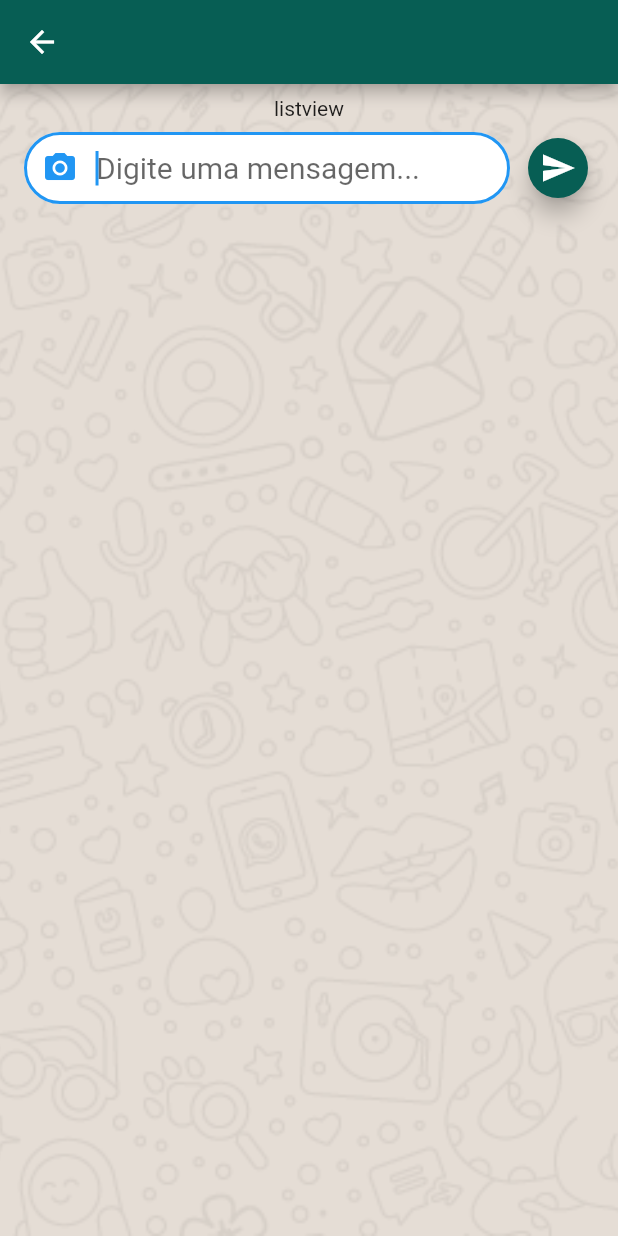
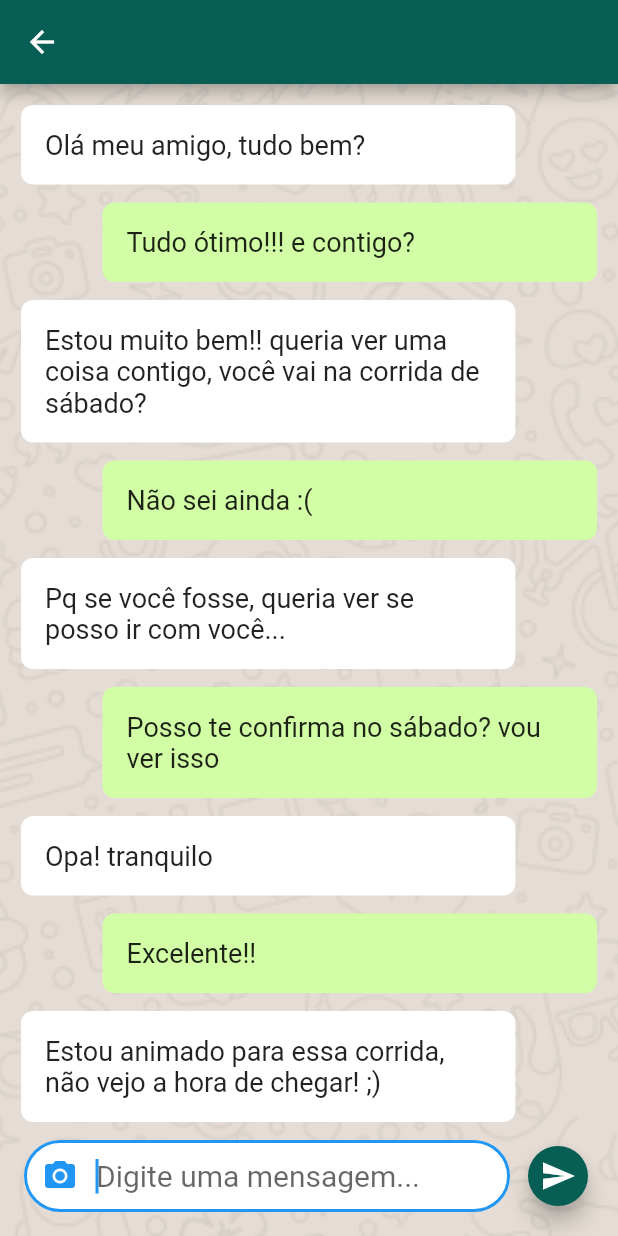
Before and after one commit to felipeabreu86/flutter_whatsapp, a Flutter app: the Mensagens screen opened directly with empty values, on a phone screen of 412 x 824 dp. Run offline on Flutter 3.47's test engine with Material 2 defaults, Android fonts, the phone set to English and light mode, and no system bars; our stand-ins replace cloud_firestore, firebase_auth, firebase_storage, image_picker; accounts and stored records are empty.

Commit message:
Se aplicado, este commit irá melhorar o layout das mensagens

```diff
--- a/lib/mensagens.dart
+++ b/lib/mensagens.dart
@@ -1,5 +1,5 @@
 import 'package:flutter/material.dart';
-import 'model/Usuario.dart';
+import 'model/usuario.dart';
 
 class Mensagens extends StatefulWidget {
   Usuario contato;
@@ -11,6 +11,21 @@ class Mensagens extends StatefulWidget {
 }
 
 class _MensagensState extends State<Mensagens> {
+  List<String> listaMensagens = [
+    "Olá meu amigo, tudo bem?",
+    "Tudo ótimo!!! e contigo?",
+    "Estou muito bem!! queria ver uma coisa contigo, você vai na corrida de sábado?",
+    "Não sei ainda :(",
+    "Pq se você fosse, queria ver se posso ir com você...",
+    "Posso te confirma no sábado? vou ver isso",
+    "Opa! tranquilo",
+    "Excelente!!",
+    "Estou animado para essa corrida, não vejo a hora de chegar! ;) ",
+    "Vai estar bem legal!! muita gente",
+    "vai sim!",
+    "Lembra do carro que tinha te falado",
+    "Que legal!!"
+  ];
   TextEditingController _controllerMensagem = TextEditingController();
 
   _enviarMensagem() {}
@@ -56,6 +71,44 @@ class _MensagensState extends State<Mensagens> {
       ),
     );
 
+    var listView = Expanded(
+      child: ListView.builder(
+          itemCount: listaMensagens.length,
+          itemBuilder: (context, indice) {
+            double larguraContainer = MediaQuery.of(context).size.width * 0.8;
+
+            //larguraContainer -> 100
+            //x                -> 80
+
+            //Define cores e alinhamentos
+            Alignment alinhamento = Alignment.centerRight;
+            Color cor = Color(0xffd2ffa5);
+            if (indice % 2 == 0) {
+              //par
+              alinhamento = Alignment.centerLeft;
+              cor = Colors.white;
+            }
+
+            return Align(
+              alignment: alinhamento,
+              child: Padding(
+                padding: EdgeInsets.all(6),
+                child: Container(
+                  width: larguraContainer,
+                  padding: EdgeInsets.all(16),
+                  decoration: BoxDecoration(
+                      color: cor,
+                      borderRadius: BorderRadius.all(Radius.circular(8))),
+                  child: Text(
+                    listaMensagens[indice],
+                    style: TextStyle(fontSize: 18),
+                  ),
+                ),
+              ),
+            );
+          }),
+    );
+
     return Scaffold(
       appBar: AppBar(
         title: Text(widget.contato.nome),
@@ -70,10 +123,8 @@ class _MensagensState extends State<Mensagens> {
           padding: EdgeInsets.all(8),
           child: Column(
             children: <Widget>[
-              Text("listview"),
+              listView,
               caixaMensagem,
-              //listview
-              //caixa mensagem
             ],
           ),
         )),
--- a/pubspec.yaml
+++ b/pubspec.yaml
@@ -50,9 +50,7 @@ flutter:
   #  - images/a_dot_burr.jpeg
   #  - images/a_dot_ham.jpeg
   assets:
-    - assets/imagens/logo.png
-    - assets/imagens/usuario.png
-    - assets/imagens/bg.png
+    - assets/imagens/
 
   # An image asset can refer to one or more resolution-specific "variants", see
   # https://flutter.dev/assets-and-images/#resolution-aware.
```
